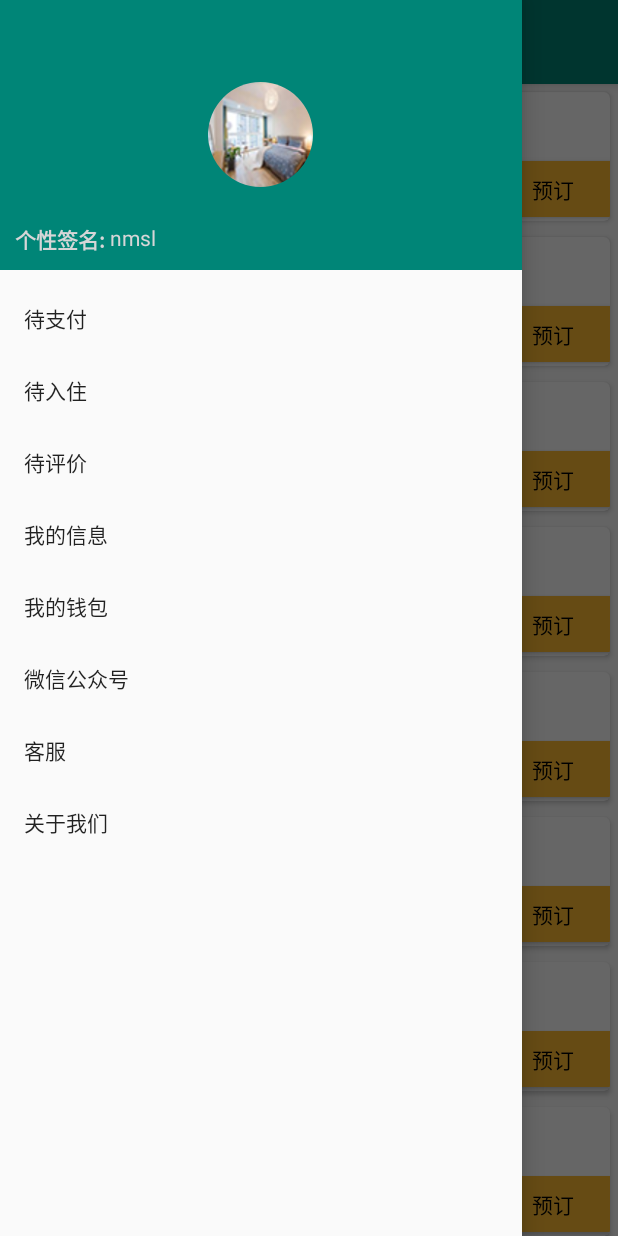
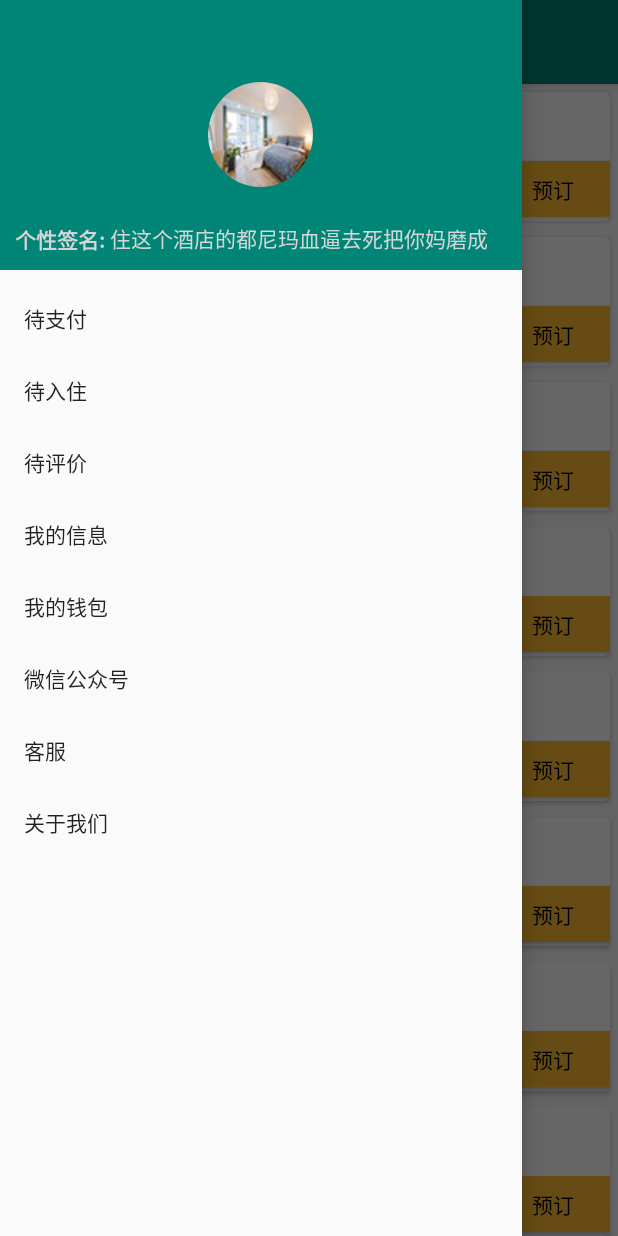
Before and after one commit to sn0wjin19/SpacemanHotel, an Android app: the screen it shows after launch (MainActivity), with the side drawer open, on a phone screen of 412 x 824 dp. Run offline under Robolectric (Android 15) with nearby library versions, the phone set to English and light mode, and no system bars; our stand-ins replace CircleImageView.

Commit message:
2019/12/9(1)

```diff
--- /dev/null
+++ b/app/src/main/java/com/example/spacemanhotel/Pay.java
@@ -0,0 +1,4 @@
+package com.example.spacemanhotel;
+
+public class Pay {
+}
--- a/app/src/main/res/layout/nav_header.xml
+++ b/app/src/main/res/layout/nav_header.xml
@@ -29,7 +29,7 @@
         android:layout_height="wrap_content"
         android:layout_alignTop="@id/self_introduction"
         android:layout_toRightOf="@+id/self_introduction"
-        android:text="nmsl"
+        android:text="住这个酒店的都尼玛血逼去死把你妈磨成泥"
         android:textColor="@color/mr_cast_meta_default_text_color"></TextView>
 
 
```
